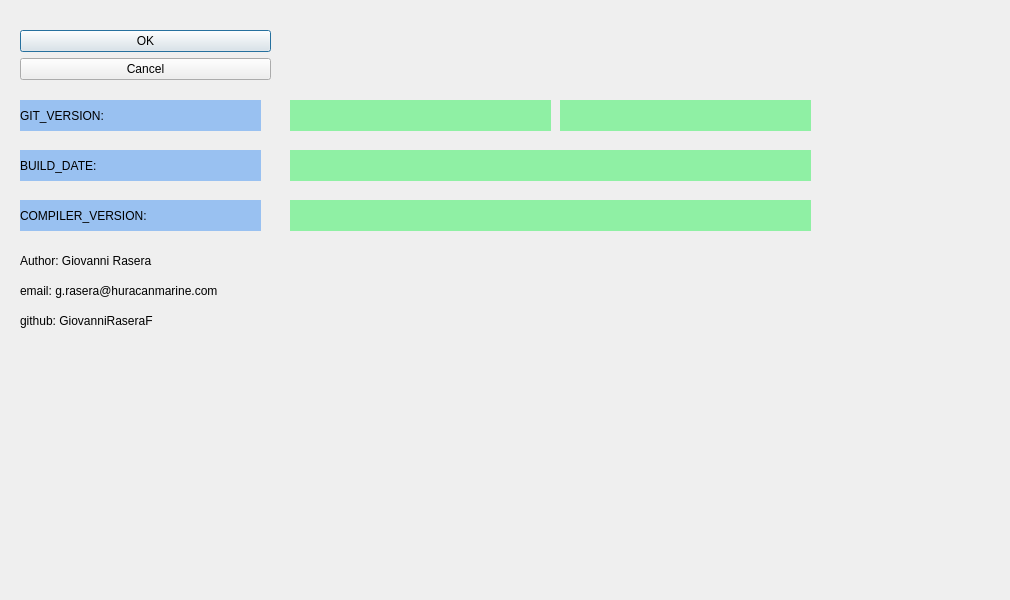
This is apps/huracanXsantoka/pages/softwareinfo.ui in GiovanniRaseraF/santoka_qt as Qt 5 draws it before an edit. The edited form follows.
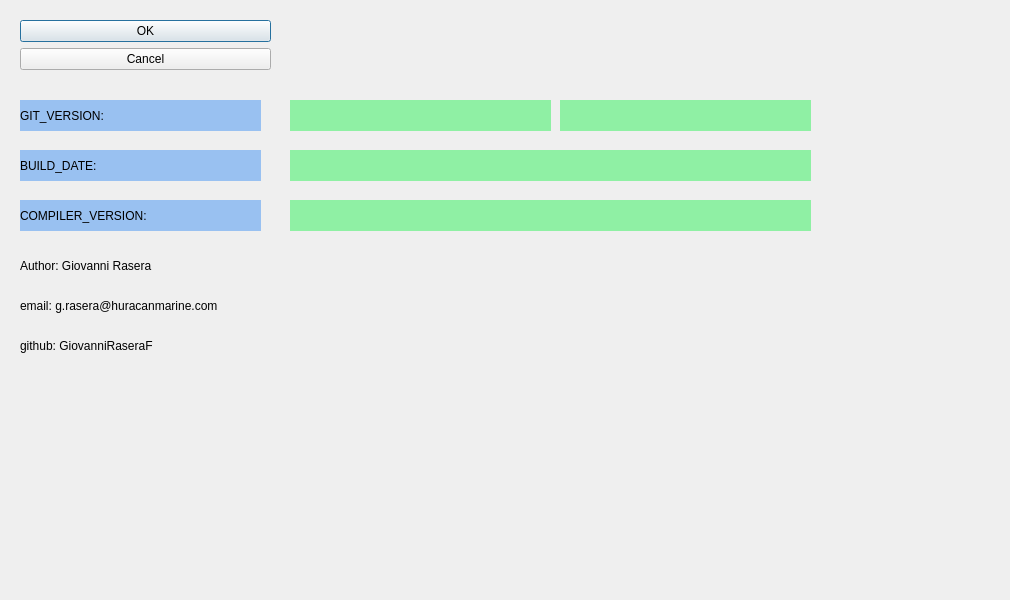
This is the edited form.

Commit message: ui: port to white

```diff
--- a/apps/huracanXsantoka/pages/softwareinfo.ui
+++ b/apps/huracanXsantoka/pages/softwareinfo.ui
@@ -17,11 +17,14 @@
    <property name="geometry">
     <rect>
      <x>20</x>
-     <y>30</y>
+     <y>20</y>
      <width>251</width>
      <height>71</height>
     </rect>
    </property>
+   <property name="styleSheet">
+    <string notr="true">font: 20pt &quot;Ubuntu Bold&quot;;</string>
+   </property>
    <property name="orientation">
     <enum>Qt::Vertical</enum>
    </property>
@@ -131,9 +134,12 @@
      <x>20</x>
      <y>250</y>
      <width>781</width>
-     <height>21</height>
+     <height>31</height>
     </rect>
    </property>
+   <property name="styleSheet">
+    <string notr="true">font: 15pt &quot;Ubuntu Bold&quot;;</string>
+   </property>
    <property name="text">
     <string>Author: Giovanni Rasera</string>
    </property>
@@ -142,11 +148,14 @@
    <property name="geometry">
     <rect>
      <x>20</x>
-     <y>280</y>
+     <y>290</y>
      <width>781</width>
-     <height>21</height>
+     <height>31</height>
     </rect>
    </property>
+   <property name="styleSheet">
+    <string notr="true">font: 15pt &quot;Ubuntu Bold&quot;;</string>
+   </property>
    <property name="text">
     <string>email: g.rasera@huracanmarine.com</string>
    </property>
@@ -155,11 +164,14 @@
    <property name="geometry">
     <rect>
      <x>20</x>
-     <y>310</y>
+     <y>330</y>
      <width>781</width>
-     <height>21</height>
+     <height>31</height>
     </rect>
    </property>
+   <property name="styleSheet">
+    <string notr="true">font: 15pt &quot;Ubuntu Bold&quot;;</string>
+   </property>
    <property name="text">
     <string>github: GiovanniRaseraF</string>
    </property>
```
Left out of the diff: 23 changed lines with no effect on the pictures. The commit also changes 2 other files.
